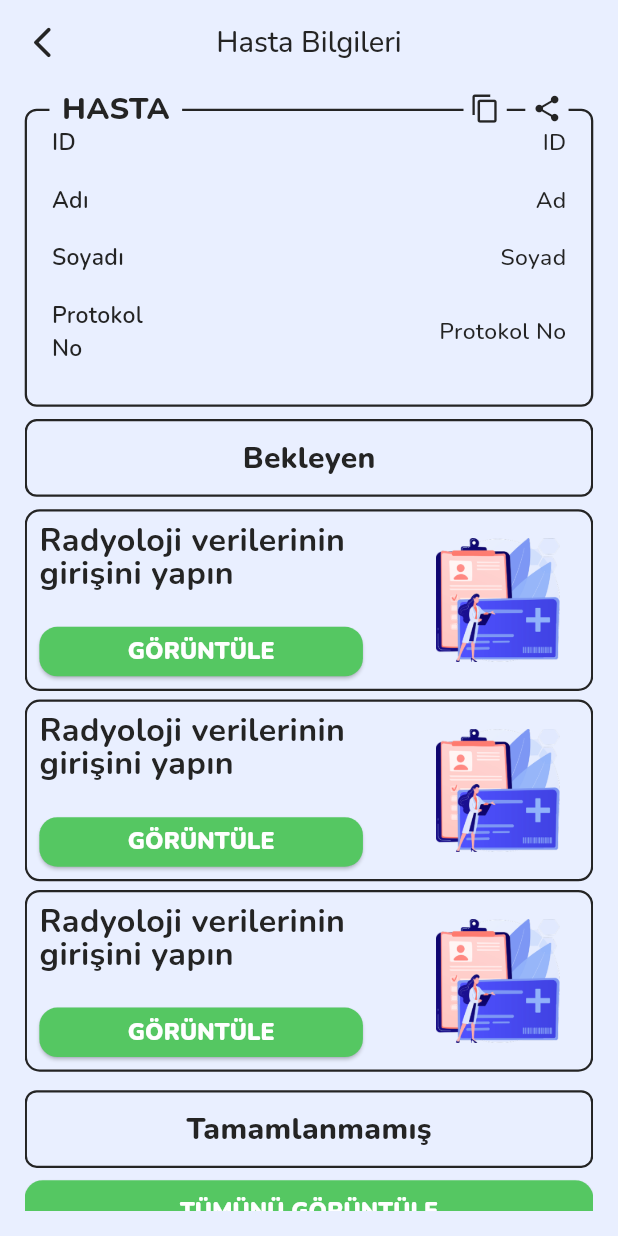
After one commit to kdagdeviren/HIP-Android, a Flutter app: the PatientEnterData screen opened by its route, on a phone screen of 412 x 824 dp. The commit adds this screen. Run offline on Flutter 3.47's test engine with Material 3 defaults, Android fonts, the phone set to English and light mode, and no system bars; our stand-ins replace cloud_firestore, dotted_border, firebase_auth, firebase_core, logger, responsive_sizer; missing offline and left inert: smart_popup; accounts and stored records are empty.

Commit message:
Patient Show Data Temp

```diff
--- a/lib/core/theme/theme_color.dart
+++ b/lib/core/theme/theme_color.dart
@@ -6,6 +6,7 @@ class AppColors {
   static const Color mainDark = Color(0xFF00266D);
   static const Color buttonColor = Color(0xFF2773FF);
   static const Color secondButtonColor = Color(0xFF474AF1);
+  static const Color thirdButtonColor = Color(0xFF55C762);
   static const Color second = Color(0xFFACC3FF);
   static const Color textFieldBackground = Color(0xFFE9EFFF);
   static const Color text = Color(0xFF242424);
--- /dev/null
+++ b/lib/features/patient/presentation/view/patient_enter_data.dart
@@ -0,0 +1,97 @@
+import 'package:flutter/material.dart';
+import 'package:flutter_medical_data_app/core/constants/paddings.dart';
+import 'package:flutter_medical_data_app/core/theme/theme_color.dart';
+import 'package:flutter_medical_data_app/features/patient/presentation/widgets/information_box/fixed_list_tile.dart';
+import 'package:flutter_medical_data_app/features/patient/presentation/widgets/information_box/information_box.dart';
+import 'package:flutter_medical_data_app/features/patient/presentation/widgets/page_information_box.dart';
+import 'package:flutter_medical_data_app/features/patient/presentation/widgets/patient_app_bar.dart';
+import 'package:flutter_medical_data_app/shared/widgets/custom_card_with_image.dart';
+import 'package:flutter_medical_data_app/shared/widgets/main_button.dart';
+import 'package:responsive_sizer/responsive_sizer.dart';
+
+class PatientEnterData extends StatelessWidget {
+  const PatientEnterData({super.key});
+
+  @override
+  Widget build(BuildContext context) {
+    return Scaffold(
+      appBar: PatientAppBar(title: "Hasta Bilgileri"),
+      body: Padding(
+        padding: mainPadding,
+        child: Column(
+          children: [
+            SizedBox(height: 2.h),
+            InformationBox(
+              showCopy: true,
+              title: "HASTA",
+              fixedListTiles: [
+                FixedListTile(title: "ID", field: "ID"),
+                FixedListTile(title: "Adı", field: "Ad"),
+                FixedListTile(title: "Soyadı", field: "Soyad"),
+                FixedListTile(title: "Protokol\nNo", field: "Protokol No"),
+              ],
+            ),
+            SizedBox(height: 1.h),
+            Expanded(
+              child: SingleChildScrollView(
+                child: Column(
+                  children: [
+                    PageInformationBox(title: "Bekleyen"),
+                    SizedBox(height: 1.h),
+                    DataList(),
+                    SizedBox(height: 1.5.h),
+                    PageInformationBox(title: "Tamamlanmamış"),
+                    SizedBox(height: 1.h),
+                    SecondButton(
+                      buttonText: "TÜMÜNÜ GÖRÜNTÜLE",
+                      onPressed: () {},
+                      height: 5.h,
+                      buttonColor: AppColors.thirdButtonColor,
+                    ),
+                    SizedBox(height: 1.h),
+                    DataList(),
+                  ],
+                ),
+              ),
+            ),
+          ],
+        ),
+      ),
+    );
+  }
+}
+
+class DataList extends StatelessWidget {
+  const DataList({super.key});
+
+  @override
+  Widget build(BuildContext context) {
+    return Column(
+      children: [
+        CustomCardWithImage(
+          title: "Radyoloji verilerinin girişini yapın",
+          buttonName: "GÖRÜNTÜLE",
+          buttonColor: AppColors.thirdButtonColor,
+          image: "assets/images/new_patient.png",
+          buttonPressed: () {},
+        ),
+        SizedBox(height: 0.7.h),
+        CustomCardWithImage(
+          title: "Radyoloji verilerinin girişini yapın",
+          buttonName: "GÖRÜNTÜLE",
+          buttonColor: AppColors.thirdButtonColor,
+          image: "assets/images/new_patient.png",
+          buttonPressed: () {},
+        ),
+        SizedBox(height: 0.7.h),
+        CustomCardWithImage(
+          title: "Radyoloji verilerinin girişini yapın",
+          buttonName: "GÖRÜNTÜLE",
+          buttonColor: AppColors.thirdButtonColor,
+          image: "assets/images/new_patient.png",
+          buttonPressed: () {},
+        ),
+      ],
+    );
+  }
+}
--- a/lib/features/patient/presentation/widgets/patient_list/page_list_tile/medical_data_tile/patient_medical_data.dart
+++ b/lib/features/patient/presentation/widgets/patient_list/page_list_tile/medical_data_tile/patient_medical_data.dart
@@ -7,7 +7,9 @@ import 'package:flutter_medical_data_app/shared/widgets/main_button.dart';
 import 'package:responsive_sizer/responsive_sizer.dart';
 
 class PatientMedicalData extends StatelessWidget {
-  const PatientMedicalData({super.key});
+  const PatientMedicalData({super.key, required this.onPressed});
+
+  final VoidCallback onPressed;
 
   @override
   Widget build(BuildContext context) {
@@ -63,7 +65,7 @@ class PatientMedicalData extends StatelessWidget {
           SizedBox(height: spaceHeight),
           SecondButton(
             buttonText: "VERİ GİRİŞİ",
-            onPressed: () {},
+            onPressed: onPressed,
             height: 4.h,
           ),
         ],
--- a/lib/main.dart
+++ b/lib/main.dart
@@ -3,6 +3,7 @@ import 'package:firebase_core/firebase_core.dart';
 import 'package:flutter_medical_data_app/core/constants/providers.dart';
 import 'package:flutter_medical_data_app/features/patient/presentation/view/patient_add_page.dart';
 import 'package:flutter_medical_data_app/features/patient/presentation/view/patient_all_list_page.dart';
+import 'package:flutter_medical_data_app/features/patient/presentation/view/patient_enter_data.dart';
 import 'package:flutter_medical_data_app/firebase_options.dart';
 import 'package:flutter_medical_data_app/core/services/navigation_service.dart';
 import 'package:flutter_medical_data_app/core/theme/app_theme.dart';
@@ -43,6 +44,7 @@ class MyApp extends StatelessWidget {
               //Patient Pages
               '/patient-add': (context) => const PatientAddPage(),
               '/patient-all-list': (context) => const PatientAllListPage(),
+              '/patient-enter-data': (context) => const PatientEnterData(),
             },
             home: const AuthGuard(),
           ),
--- a/lib/shared/widgets/custom_card_with_image.dart
+++ b/lib/shared/widgets/custom_card_with_image.dart
@@ -11,12 +11,14 @@ class CustomCardWithImage extends StatelessWidget {
     required this.buttonName,
     required this.image,
     required this.buttonPressed,
+    this.buttonColor,
   });
 
   final String title;
   final String buttonName;
   final String image;
   final Function buttonPressed;
+  final Color? buttonColor;
 
   @override
   Widget build(BuildContext context) {
@@ -45,6 +47,7 @@ class CustomCardWithImage extends StatelessWidget {
                 SizedBox(height: 3.h),
                 SecondButton(
                   buttonText: buttonName,
+                  buttonColor: buttonColor,
                   onPressed: () {
                     buttonPressed();
                   },
--- a/lib/shared/widgets/main_button.dart
+++ b/lib/shared/widgets/main_button.dart
@@ -48,11 +48,13 @@ class SecondButton extends StatelessWidget {
     required this.buttonText,
     required this.onPressed,
     required this.height,
+    this.buttonColor,
   });
 
   final String buttonText;
   final Function onPressed;
   final double height;
+  final Color? buttonColor;
 
   @override
   Widget build(BuildContext context) {
@@ -60,7 +62,7 @@ class SecondButton extends StatelessWidget {
       height: height,
       child: ElevatedButton(
         style: ElevatedButton.styleFrom(
-          backgroundColor: AppColors.secondButtonColor,
+          backgroundColor: buttonColor ?? AppColors.secondButtonColor,
           minimumSize: Size(double.infinity, 6.h),
           shape: RoundedRectangleBorder(
             borderRadius: BorderRadius.circular(12),
```
Also changed, not shown: lib/features/patient/presentation/view/patient_add_page.dart (+2 -21 lines), lib/features/patient/presentation/view/patient_all_list_page.dart (+11 -3 lines), lib/features/patient/presentation/viewmodel/patient_add_viewmodel.dart (+34 -0 lines), lib/features/patient/presentation/viewmodel/patient_all_list_viewmodel.dart (+15 -6 lines), lib/features/patient/presentation/widgets/patient_list/page_list_tile/patient_list_tile.dart (+12 -2 lines), lib/features/patient/presentation/widgets/patient_list/patient_list_view.dart (+7 -2 lines), lib/features/patient/presentation/viewmodel/patient_enter_data_viewmodel.dart (added).
